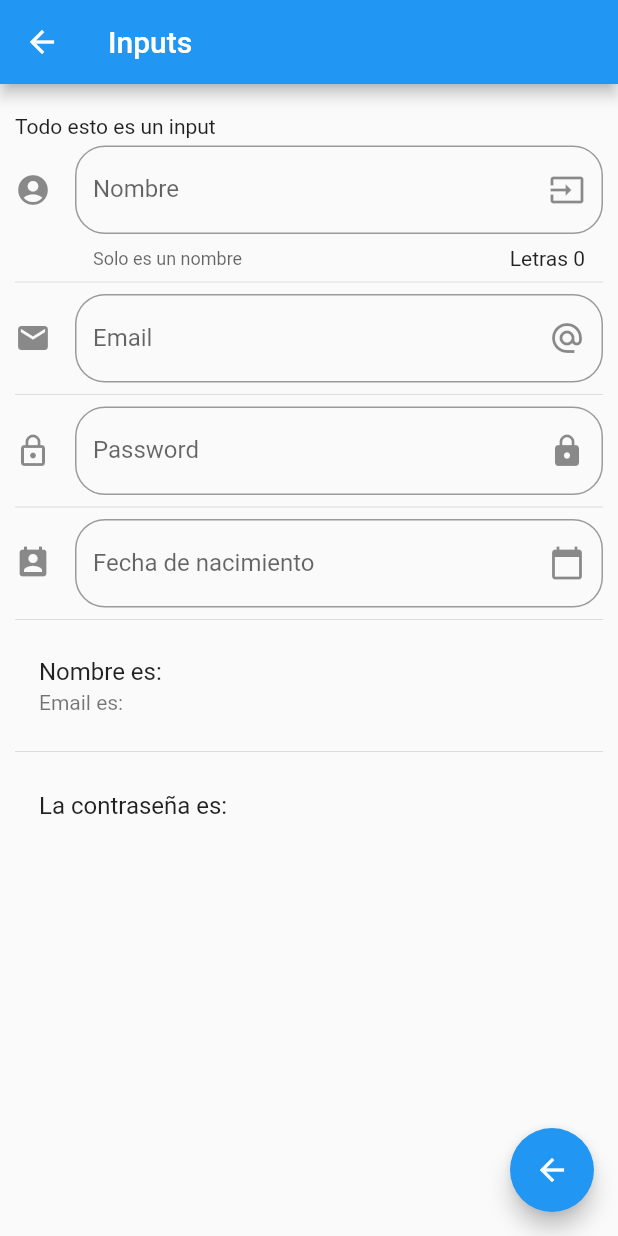
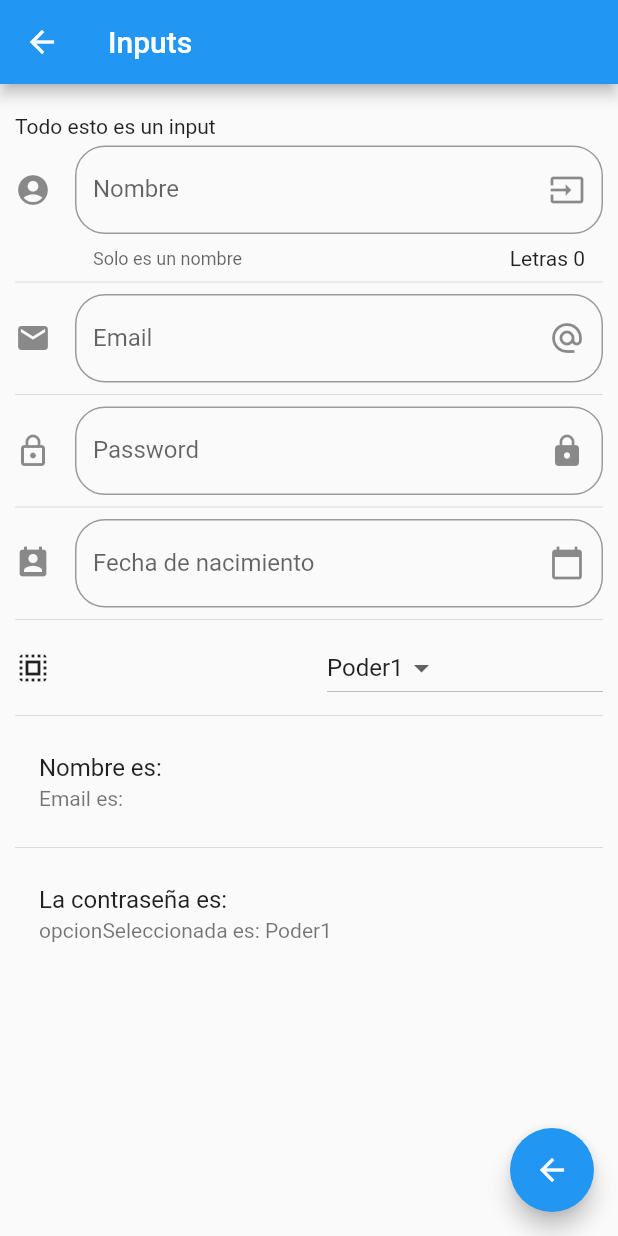
Before and after one commit to JoshuaValey/flutter_Components, a Flutter app: the InputsPage screen opened by its route, on a phone screen of 412 x 824 dp. Run offline on Flutter 3.47's test engine with Material 2 defaults, Android fonts, the phone set to English and light mode, and no system bars.

Commit message:
Dropdown y DropdownMenuItem

```diff
--- a/lib/src/pages/intputs_page.dart
+++ b/lib/src/pages/intputs_page.dart
@@ -13,6 +13,9 @@ class _InputsPageState extends State<InputsPage> {
   String _password = "";
   //Para manejar el Input de Fecha.
   TextEditingController _inputFieldDateController = new TextEditingController();
+  //poderes para dropDownMenuItems.
+  List<String> _poderes = ['Poder1', 'Poder2', 'Poder3', 'Poder4', 'Poder5'];
+  String _opcionSeleccionada = "Poder1";
 
   @override
   Widget build(BuildContext context) {
@@ -38,6 +41,8 @@ class _InputsPageState extends State<InputsPage> {
           _crearPassword(),
           Divider(),
           _crearFecha(context),
+          Divider(),
+          _crearDropdown(),
           Divider(),
           _crearPersona(),
         ],
@@ -158,6 +163,39 @@ class _InputsPageState extends State<InputsPage> {
     }
   }
 
+  Widget _crearDropdown() {
+    return Row(
+      children: <Widget>[
+        Icon(Icons.select_all),
+        Expanded(child: SizedBox()),
+        Expanded(
+          child: DropdownButton(
+            value: _opcionSeleccionada,
+            items: getOpcionesDropDown(),
+            onChanged: (option) {
+              print(option);
+              setState(() {
+                _opcionSeleccionada = option;
+              });
+            },
+          ),
+        ),
+      ],
+    );
+  }
+
+  List<DropdownMenuItem<String>> getOpcionesDropDown() {
+    List<DropdownMenuItem<String>> lista = new List();
+
+    _poderes.forEach((poder) {
+      lista.add(DropdownMenuItem(
+        child: Text(poder),
+        value: poder,
+      ));
+    });
+    return lista;
+  }
+
   Widget _crearPersona() {
     return Column(
       children: <Widget>[
@@ -168,6 +206,7 @@ class _InputsPageState extends State<InputsPage> {
         Divider(),
         ListTile(
           title: Text('La contraseña es: $_password'),
+          subtitle: Text('opcionSeleccionada es: $_opcionSeleccionada'),
         ),
       ],
     );
```
